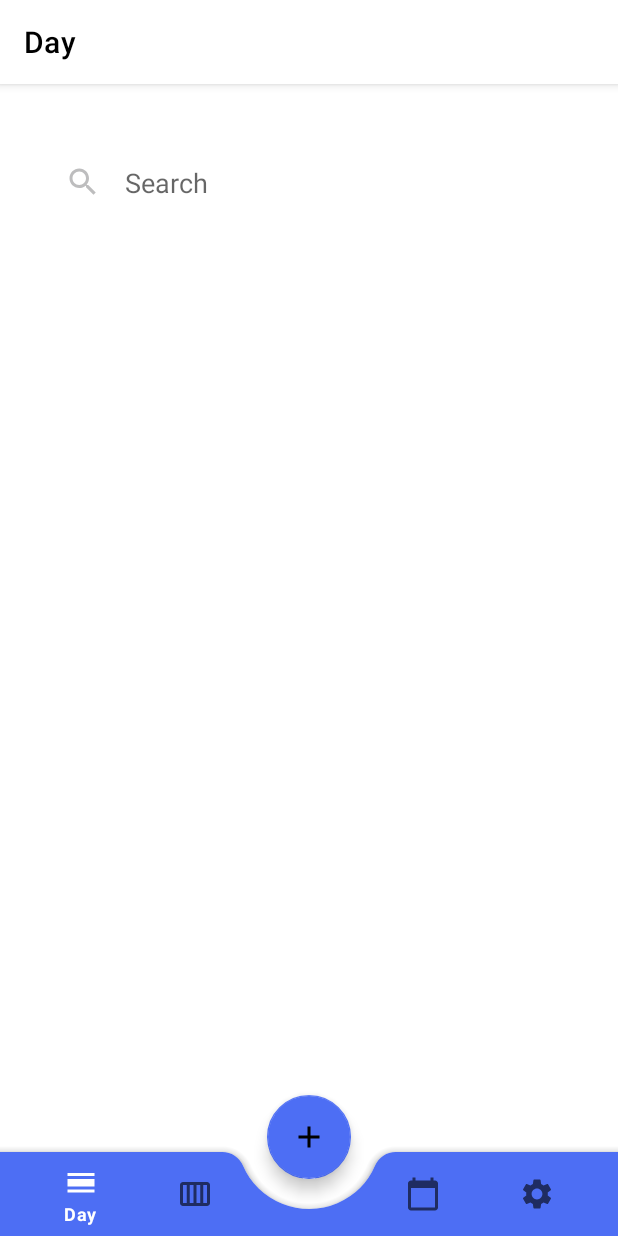
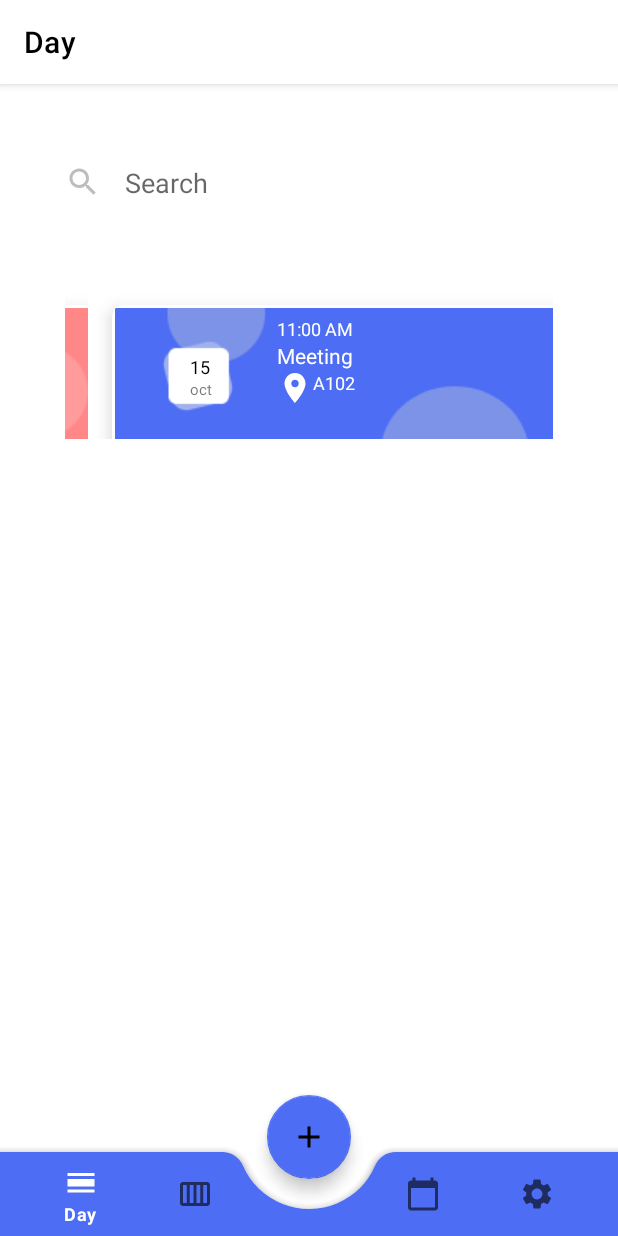
Before and after one commit to areej1012/My_Plans, an Android app: the fragment PlanFragment placed in its activity, on a phone screen of 412 x 824 dp. Run offline under Robolectric (Android 15) with nearby library versions, the phone set to English and light mode, and no system bars; our stand-ins replace Room's generated code.

Commit message:
set up Tables and Relationships, add adapter

```diff
--- /dev/null
+++ b/app/src/main/java/com/example/myplans/adapters/MeetingAdapter.kt
@@ -0,0 +1,42 @@
+package com.example.myplans.adapters
+
+import android.view.LayoutInflater
+import android.view.ViewGroup
+import androidx.recyclerview.widget.RecyclerView
+import com.example.myplans.DB.Meeting
+import com.example.myplans.R
+import com.example.myplans.databinding.CardCellMeetingBinding
+
+class MeetingAdapter(val meetingList: List<Meeting>) :
+    RecyclerView.Adapter<MeetingAdapter.HolderItem>() {
+    class HolderItem(val binding: CardCellMeetingBinding) : RecyclerView.ViewHolder(binding.root)
+
+    override fun onCreateViewHolder(parent: ViewGroup, viewType: Int): HolderItem {
+        return HolderItem(
+            CardCellMeetingBinding.inflate(
+                LayoutInflater.from(parent.context),
+                parent,
+                false
+            )
+        )
+    }
+
+    override fun onBindViewHolder(holder: HolderItem, position: Int) {
+        val meeting = meetingList[position]
+        holder.binding.apply {
+            if (position % 2 == 1) {
+                liner.background =
+                    holder.itemView.resources.getDrawable(R.drawable.meeting_pink, null)
+                img.setImageResource(R.drawable.date_pink)
+            }
+
+            tvTitle.text = meeting.title
+            tvTime.text = meeting.time
+            tvLocation.text = meeting.Location
+            tvDay.text = "15"
+            tvMonth.text = meeting.date
+        }
+    }
+
+    override fun getItemCount(): Int = meetingList.size
+}
--- a/app/src/main/java/com/example/myplans/ui/plan/PlanFragment.kt
+++ b/app/src/main/java/com/example/myplans/ui/plan/PlanFragment.kt
@@ -5,26 +5,35 @@ import android.view.LayoutInflater
 import android.view.View
 import android.view.ViewGroup
 import androidx.fragment.app.Fragment
-import androidx.lifecycle.Observer
 import androidx.lifecycle.ViewModelProvider
-import com.example.myplans.R
+import androidx.recyclerview.widget.LinearLayoutManager
+import com.example.myplans.DB.Meeting
+import com.example.myplans.adapters.MeetingAdapter
+import com.example.myplans.databinding.FragmentPlanBinding
 
 class PlanFragment : Fragment() {
 
     private lateinit var planViewModel: PlanViewModel
-
+    private lateinit var binding: FragmentPlanBinding
     override fun onCreateView(
             inflater: LayoutInflater,
             container: ViewGroup?,
             savedInstanceState: Bundle?
     ): View? {
         planViewModel =
-                ViewModelProvider(this).get(PlanViewModel::class.java)
-        val root = inflater.inflate(R.layout.fragment_plan, container, false)
+            ViewModelProvider(this).get(PlanViewModel::class.java)
+        binding = FragmentPlanBinding.inflate(inflater, container, false)
+        val root = binding.root
 
-        planViewModel.text.observe(viewLifecycleOwner, Observer {
+        val meeting = listOf<Meeting>(
+            Meeting(2, "Meeting", "oct", "11:00 AM", "A102"),
+            Meeting(2, "Friends", "sept", "10:00 AM", "B102"),
+            Meeting(2, "Family", "Nov", "11:00 AM", "A102")
+        )
 
-        })
+        binding.rvMeeting.adapter = MeetingAdapter(meeting)
+        binding.rvMeeting.layoutManager =
+            LinearLayoutManager(activity, LinearLayoutManager.HORIZONTAL, true)
         return root
     }
 }
--- /dev/null
+++ b/app/src/main/res/drawable/ic_baseline_location_on_24.xml
@@ -0,0 +1,10 @@
+<vector xmlns:android="http://schemas.android.com/apk/res/android"
+    android:width="24dp"
+    android:height="24dp"
+    android:tint="#FFFFFF"
+    android:viewportWidth="24"
+    android:viewportHeight="24">
+    <path
+        android:fillColor="@android:color/white"
+        android:pathData="M12,2C8.13,2 5,5.13 5,9c0,5.25 7,13 7,13s7,-7.75 7,-13c0,-3.87 -3.13,-7 -7,-7zM12,11.5c-1.38,0 -2.5,-1.12 -2.5,-2.5s1.12,-2.5 2.5,-2.5 2.5,1.12 2.5,2.5 -1.12,2.5 -2.5,2.5z" />
+</vector>
--- a/app/src/main/res/layout/card_cell_meeting.xml
+++ b/app/src/main/res/layout/card_cell_meeting.xml
@@ -1,47 +1,108 @@
 <?xml version="1.0" encoding="utf-8"?>
 <LinearLayout xmlns:android="http://schemas.android.com/apk/res/android"
     xmlns:app="http://schemas.android.com/apk/res-auto"
-    android:layout_width="match_parent"
-    android:layout_height="wrap_content"
+    android:layout_width="310dp"
+    android:layout_height="105dp"
     android:orientation="horizontal">
 
     <androidx.cardview.widget.CardView
         android:id="@+id/cardView"
-        android:layout_width="match_parent"
-        android:layout_height="wrap_content"
+        android:layout_width="310dp"
+        android:layout_height="105dp"
         android:layout_margin="16dp"
         android:animationCache="false"
         android:clickable="true"
         app:cardCornerRadius="8dp"
+        android:focusable="true"
         app:cardElevation="7dp">
 
         <LinearLayout
-            android:layout_width="match_parent"
-            android:layout_height="match_parent"
+            android:id="@+id/liner"
+            android:layout_width="310dp"
+            android:layout_height="105dp"
             android:layout_margin="2dp"
-            android:orientation="horizontal"
+            android:background="@drawable/background_metting"
             android:padding="5dp">
 
+            <androidx.constraintlayout.widget.ConstraintLayout
+                android:id="@+id/carousel"
+                android:layout_width="wrap_content"
+                android:layout_height="wrap_content">
+
+                <ImageView
+                    android:id="@+id/img"
+                    android:layout_width="wrap_content"
+                    android:layout_height="wrap_content"
+                    android:layout_marginStart="23dp"
+                    android:layout_marginTop="16dp"
+                    android:layout_marginEnd="24dp"
+                    android:layout_marginBottom="24dp"
+                    app:layout_constraintBottom_toBottomOf="parent"
+                    app:layout_constraintEnd_toEndOf="parent"
+                    app:layout_constraintHorizontal_bias="0.0"
+                    app:layout_constraintStart_toStartOf="parent"
+                    app:layout_constraintTop_toTopOf="parent"
+                    app:layout_constraintVertical_bias="1.0"
+                    app:srcCompat="@drawable/date_blue" />
+
                 <TextView
-                android:id="@+id/tvTopic"
+                    android:id="@+id/tv_day"
+                    android:layout_width="wrap_content"
+                    android:layout_height="wrap_content"
+                    android:layout_marginTop="10dp"
+                    android:text="15"
+                    android:textAlignment="center"
+                    android:textColor="@color/black"
+                    android:textSize="12sp"
+                    app:layout_constraintEnd_toEndOf="@+id/img"
+                    app:layout_constraintStart_toStartOf="@+id/img"
+                    app:layout_constraintTop_toTopOf="@+id/img" />
+
+                <TextView
+                    android:id="@+id/tv_month"
+                    android:layout_width="wrap_content"
+                    android:layout_height="wrap_content"
+                    android:text="oct"
+                    android:textAlignment="center"
+                    android:textSize="10sp"
+                    app:layout_constraintBottom_toBottomOf="@+id/img"
+                    app:layout_constraintEnd_toEndOf="@+id/img"
+                    app:layout_constraintHorizontal_bias="0.527"
+                    app:layout_constraintStart_toStartOf="@+id/img"
+                    app:layout_constraintTop_toBottomOf="@+id/tv_day"
+                    app:layout_constraintVertical_bias="0.0" />
+            </androidx.constraintlayout.widget.ConstraintLayout>
+
+            <LinearLayout
+                android:layout_width="wrap_content"
+                android:layout_height="match_parent"
+                android:layout_weight="1"
+                android:orientation="vertical">
+
+                <TextView
+                    android:id="@+id/tv_time"
                     android:layout_width="match_parent"
                     android:layout_height="wrap_content"
-                android:paddingTop="4dp"
                     android:text="TextView"
-                android:textAlignment="center"
-                android:textSize="16sp" />
+                    android:textColor="@color/white"
+                    android:textSize="12sp" />
 
                 <TextView
-                android:id="@+id/tvDescription"
+                    android:id="@+id/tv_title"
                     android:layout_width="match_parent"
                     android:layout_height="wrap_content"
-                android:layout_margin="6dp"
-                android:background="#C1C0C0"
-                android:padding="8dp"
                     android:text="TextView"
-                android:textAlignment="center"
-                android:textColorHighlight="#090000"
-                android:textSize="16sp" />
+                    android:textColor="@color/white" />
+
+                <TextView
+                    android:id="@+id/tv_location"
+                    android:layout_width="match_parent"
+                    android:layout_height="wrap_content"
+                    android:drawableStart="@drawable/ic_baseline_location_on_24"
+                    android:text="TextView"
+                    android:textColor="@color/white"
+                    android:textSize="12sp" />
+            </LinearLayout>
         </LinearLayout>
     </androidx.cardview.widget.CardView>
 </LinearLayout>
--- a/app/src/main/res/layout/fragment_plan.xml
+++ b/app/src/main/res/layout/fragment_plan.xml
@@ -30,6 +30,7 @@
         android:layout_marginTop="32dp"
         android:layout_marginEnd="32dp"
         android:orientation="horizontal"
+        tools:listitem="@layout/card_cell_meeting"
         app:layout_constraintEnd_toEndOf="parent"
         app:layout_constraintStart_toStartOf="parent"
         app:layout_constraintTop_toBottomOf="@+id/ed_search" />
```
Also changed, not shown: app/src/main/java/com/example/myplans/DB/Relations/SemesterWithCourses.kt (added, +15 -0 lines), app/src/main/java/com/example/myplans/DB/Tables.kt (+51 -2 lines), app/src/main/res/drawable/background_metting.png (added), app/src/main/res/drawable/date_blue.png (added), app/src/main/res/drawable/date_pink.png (added), app/src/main/res/drawable/meeting_pink.png (added). Lines whose indentation alone changed are shown as unchanged.
